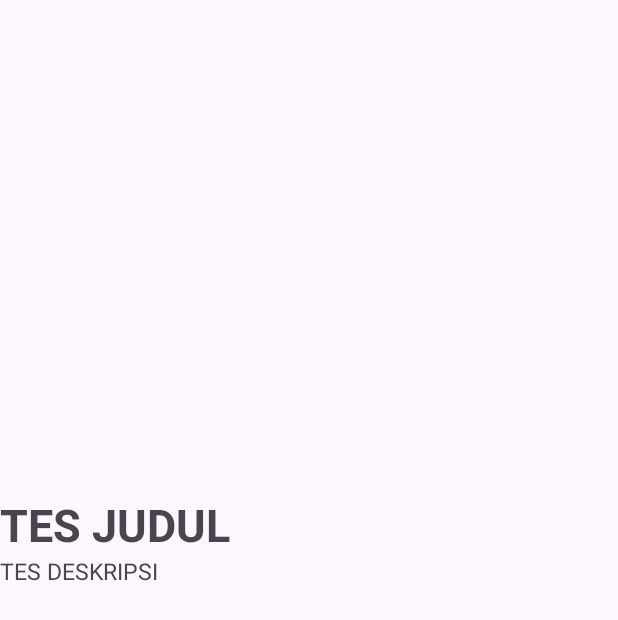
After one commit to sappawrdn/StorySappa, an Android app: the DetailActivity screen opened directly, with no data from a screen before it, on a phone screen of 412 x 824 dp. The commit adds this screen. Shown: the top 620 px of the screen. Run offline under Robolectric (Android 15) with nearby library versions, the phone set to English and light mode, and no system bars; network calls fail; pictures from the network do not load.

```diff
--- a/app/build.gradle.kts
+++ b/app/build.gradle.kts
@@ -61,4 +61,6 @@ dependencies {
     implementation(libs.converter.gson)
     implementation(libs.androidx.lifecycle.runtime.ktx)
     implementation("com.squareup.okhttp3:logging-interceptor:4.12.0")
+    implementation("com.github.bumptech.glide:glide:4.13.0")
+    annotationProcessor("com.github.bumptech.glide:compiler:4.13.0")
 }
--- a/app/src/main/AndroidManifest.xml
+++ b/app/src/main/AndroidManifest.xml
@@ -24,6 +24,9 @@
             android:name=".login.LoginActivity"
             android:exported="false" />
         <activity
+            android:name=".DetailActivity"
+            android:exported="false" />
+        <activity
             android:name=".main.MainActivity"
             android:exported="true">
             <intent-filter>
--- /dev/null
+++ b/app/src/main/java/com/example/storysappa/DetailActivity.kt
@@ -0,0 +1,48 @@
+package com.example.storysappa
+
+import android.content.Intent
+import android.os.Build
+import android.os.Bundle
+import androidx.appcompat.app.AppCompatActivity
+import com.bumptech.glide.Glide
+import com.bumptech.glide.load.resource.bitmap.CircleCrop
+import com.example.storysappa.databinding.ActivityMainBinding
+import com.example.storysappa.databinding.DetailStoryBinding
+import com.example.storysappa.story.ListStoryItem
+import com.example.storysappa.welcome.WelcomeActivity
+
+class DetailActivity : AppCompatActivity() {
+
+    private lateinit var binding: DetailStoryBinding
+
+    override fun onCreate(savedInstanceState: Bundle?) {
+        super.onCreate(savedInstanceState)
+        binding = DetailStoryBinding.inflate(layoutInflater)
+        setContentView(binding.root)
+
+        val story: ListStoryItem? = if (Build.VERSION.SDK_INT >= Build.VERSION_CODES.TIRAMISU) {
+            intent.getParcelableExtra(EXTRA_STORY, ListStoryItem::class.java)
+        } else {
+            intent.getParcelableExtra(EXTRA_STORY)
+        }
+
+        story?.let {
+            bindData(it)
+        }
+
+
+    }
+
+    private fun bindData(story: ListStoryItem) {
+        Glide.with(binding.root)
+            .load(story.photoUrl)
+            .into(binding.imageDetail)
+
+        binding.titleDetail.text = story.name
+        binding.descDetail.text = story.description
+    }
+
+    companion object {
+        const val EXTRA_STORY = "extra_story"
+    }
+}
--- a/app/src/main/java/com/example/storysappa/Injection.kt
+++ b/app/src/main/java/com/example/storysappa/Injection.kt
@@ -31,7 +31,7 @@ object Injection {
         val pref = UserPreference.getInstance(context.dataStore)
         val user = runBlocking { pref.getSession().first() }
         val apiService = StoryApiConfig.getApiService(user.token)
-        return StoryRepository.getInstance(apiService)
+        return StoryRepository.getInstance(apiService, pref)
     }
 
 }
--- a/app/src/main/java/com/example/storysappa/story/StoryApiConfig.kt
+++ b/app/src/main/java/com/example/storysappa/story/StoryApiConfig.kt
@@ -1,5 +1,6 @@
 package com.example.storysappa.story
 
+import android.util.Log
 import com.example.storysappa.BuildConfig
 import okhttp3.Interceptor
 import okhttp3.OkHttpClient
@@ -15,6 +16,8 @@ object StoryApiConfig {
             val requestHeaders = req.newBuilder()
                 .addHeader("Authorization", "Bearer $token")
                 .build()
+            Log.d("API Request", "URL: ${requestHeaders.url}")
+            Log.d("API Request", "Headers: ${requestHeaders.headers}")
             chain.proceed(requestHeaders)
         }
         val client = OkHttpClient.Builder()
--- a/app/src/main/java/com/example/storysappa/story/StoryApiService.kt
+++ b/app/src/main/java/com/example/storysappa/story/StoryApiService.kt
@@ -5,7 +5,5 @@ import retrofit2.http.Header
 
 interface StoryApiService {
     @GET("stories")
-    suspend fun getStories(
-        @Header("Authorization") token: String,
-    ): StoryResponse
+    suspend fun getStories(): StoryResponse
 }
--- /dev/null
+++ b/app/src/main/res/drawable/ic_add.xml
@@ -0,0 +1,5 @@
+<vector xmlns:android="http://schemas.android.com/apk/res/android" android:height="24dp" android:tint="#FFFFFF" android:viewportHeight="24" android:viewportWidth="24" android:width="24dp">
+
+    <path android:fillColor="@android:color/white" android:pathData="M19,13h-6v6h-2v-6H5v-2h6V5h2v6h6v2z"/>
+
+</vector>
--- /dev/null
+++ b/app/src/main/res/layout/detail_story.xml
@@ -0,0 +1,44 @@
+<?xml version="1.0" encoding="utf-8"?>
+<androidx.constraintlayout.widget.ConstraintLayout xmlns:android="http://schemas.android.com/apk/res/android"
+    android:layout_width="match_parent"
+    android:layout_height="match_parent"
+    xmlns:tools="http://schemas.android.com/tools"
+    xmlns:app="http://schemas.android.com/apk/res-auto">
+
+    <ImageView
+        android:id="@+id/image_detail"
+        android:layout_width="0dp"
+        android:layout_height="0dp"
+        tools:src="@tools:sample/backgrounds/scenic"
+        app:layout_constraintStart_toStartOf="parent"
+        app:layout_constraintBottom_toBottomOf="@id/guidelineHorizontal"
+        app:layout_constraintEnd_toEndOf="parent"
+        app:layout_constraintTop_toTopOf="parent"/>
+
+    <androidx.constraintlayout.widget.Guideline
+        android:id="@+id/guidelineHorizontal"
+        android:layout_width="wrap_content"
+        android:layout_height="0dp"
+        android:orientation="horizontal"
+        app:layout_constraintGuide_percent="0.4"/>
+
+    <TextView
+        android:id="@+id/title_detail"
+        android:layout_width="wrap_content"
+        android:layout_height="wrap_content"
+        android:text="TES JUDUL"
+        app:layout_constraintTop_toBottomOf="@id/guidelineHorizontal"
+        app:layout_constraintStart_toStartOf="parent"
+        android:textSize="30dp"
+        android:textStyle="bold"/>
+
+    <TextView
+        android:id="@+id/desc_detail"
+        android:layout_width="wrap_content"
+        android:layout_height="wrap_content"
+        android:text="TES DESKRIPSI"
+        app:layout_constraintTop_toBottomOf="@id/title_detail"
+        app:layout_constraintStart_toStartOf="parent"
+        android:textSize="15dp"/>
+
+</androidx.constraintlayout.widget.ConstraintLayout>
```
Also changed, not shown: app/src/main/java/com/example/storysappa/main/MainActivity.kt (+44 -4 lines), app/src/main/java/com/example/storysappa/main/StoryAdapter.kt (added, +48 -0 lines), app/src/main/java/com/example/storysappa/story/StoryRepository.kt (+7 -8 lines), app/src/main/java/com/example/storysappa/story/StoryResponse.kt (+38 -1 lines), app/src/main/java/com/example/storysappa/story/StoryViewModel.kt (+26 -1 lines), app/src/main/res/layout/activity_main.xml (+63 -8 lines), app/src/main/res/layout/list_item.xml (added, +54 -0 lines), app/src/main/java/com/example/storysappa/UserPreference.kt (indentation only).
